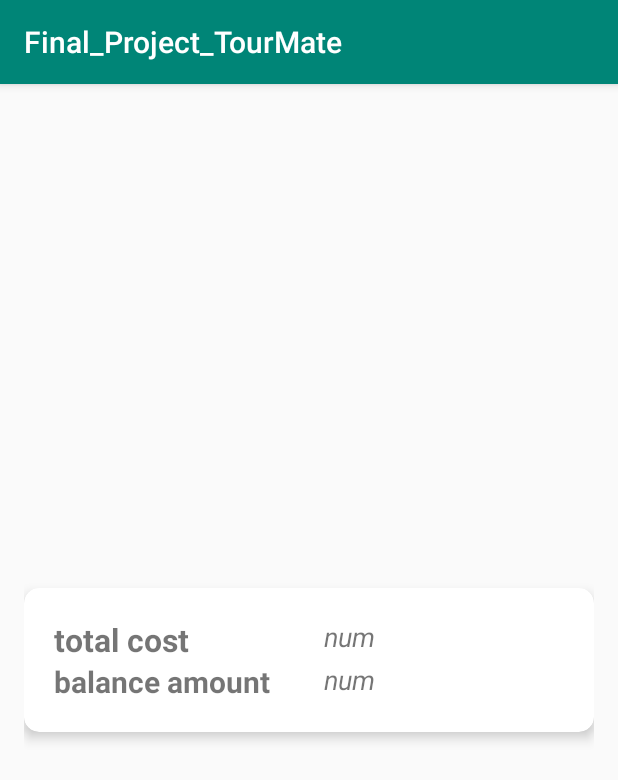
After one commit to RN1216/TourMad-03, an Android app: the Expense_show screen opened directly, with no data from a screen before it, on a phone screen of 412 x 824 dp. The commit adds this screen. Shown: the top 780 px of the screen. Run offline under Robolectric (Android 15) with nearby library versions, the phone set to English and light mode, and no system bars; our stand-ins replace Firebase (no records; nobody signed in at launch, a user with empty details on screens opened directly), data binding.

Commit message:
Expense added

```diff
--- a/app/src/main/AndroidManifest.xml
+++ b/app/src/main/AndroidManifest.xml
@@ -9,7 +9,8 @@
         android:roundIcon="@mipmap/ic_launcher_round"
         android:supportsRtl="true"
         android:theme="@style/AppTheme">
-        <activity android:name=".EditTourActivity"></activity>
+        <activity android:name=".Expense_show"></activity>
+        <activity android:name=".EditTourActivity" />
         <activity android:name=".EventLIstActivity" />
         <activity android:name=".TourDetailInfoActivity" />
         <activity android:name=".Create_Event_Tour_Activity" />
--- /dev/null
+++ b/app/src/main/java/com/example/final_project_tourmate/Expense_show.java
@@ -0,0 +1,130 @@
+package com.example.final_project_tourmate;
+
+import android.databinding.DataBindingUtil;
+import android.os.Bundle;
+import android.support.annotation.NonNull;
+import android.support.v7.app.AppCompatActivity;
+import android.support.v7.widget.LinearLayoutManager;
+import android.widget.Toast;
+
+import com.example.final_project_tourmate.Package.ExpenseInfo;
+import com.example.final_project_tourmate.databinding.ActivityExpenseShowBinding;
+import com.google.android.gms.tasks.OnCompleteListener;
+import com.google.android.gms.tasks.Task;
+import com.google.firebase.auth.FirebaseAuth;
+import com.google.firebase.database.DataSnapshot;
+import com.google.firebase.database.DatabaseError;
+import com.google.firebase.database.DatabaseReference;
+import com.google.firebase.database.FirebaseDatabase;
+import com.google.firebase.database.ValueEventListener;
+
+import java.util.ArrayList;
+import java.util.List;
+
+public class Expense_show extends AppCompatActivity
+{
+    ActivityExpenseShowBinding binding;
+    private String eventId, userId;
+    private List<ExpenseInfo> expenseList;
+    private DatabaseReference databaseReference;
+    private FirebaseAuth firebaseAuth;
+    private ExpenseAdapter expenseAdapter;
+    private double budget, balance, remainBudget;
+
+    @Override
+    public void finish() {
+        super.finish();
+
+    }
+
+
+
+    @Override
+    protected void onCreate(Bundle savedInstanceState)
+    {
+        super.onCreate(savedInstanceState);
+        binding= DataBindingUtil.setContentView(this,R.layout.activity_expense_show);
+
+
+        eventId = getIntent().getStringExtra("eventId");
+        budget = getIntent().getDoubleExtra("budget", 0.0);
+        remainBudget=getIntent().getDoubleExtra("remainBudget", 0.0);
+        //Toast.makeText(this, ""+eventId, Toast.LENGTH_SHORT).show();
+
+        firebaseAuth = FirebaseAuth.getInstance();
+        expenseList = new ArrayList<>();
+        userId = firebaseAuth.getCurrentUser().getUid();
+        databaseReference = FirebaseDatabase.getInstance().getReference("tourUser").child(userId).child("event").child(eventId);
+        databaseReference.child("expenses").addValueEventListener(new ValueEventListener() {
+            @Override
+            public void onDataChange(@NonNull DataSnapshot dataSnapshot) {
+                if (dataSnapshot.exists()) {
+                    expenseList.clear();
+                    double sumOfCost = 0.0;
+                    for (DataSnapshot loadedData : dataSnapshot.getChildren()) {
+                        ExpenseInfo expenseInfo = loadedData.getValue(ExpenseInfo.class);
+                        sumOfCost += Double.parseDouble(expenseInfo.getTourCost());
+                        expenseList.add(expenseInfo);
+                    }
+                    //Toast.makeText(ExpenseShowActivity.this, "Toatal cost  "+sumOfCost, Toast.LENGTH_LONG).show();
+                    balance = budget - sumOfCost;
+                    binding.totalCostTV.setText(String.valueOf(sumOfCost));
+                    binding.balanceAmountTV.setText(String.valueOf(balance));
+                    //update balance to event item
+                    databaseReference.child("remainBudget").setValue(balance);
+                }
+
+                // binding.expenseViewPB.setVisibility(View.INVISIBLE);
+            }
+
+            @Override
+            public void onCancelled(@NonNull DatabaseError databaseError) {
+                Toast.makeText(Expense_show.this, "Error :" + databaseError.getMessage(), Toast.LENGTH_SHORT).show();
+                //  binding.expenseViewPB.setVisibility(View.INVISIBLE);
+            }
+        });
+        binding.expenseRecyclerView.setHasFixedSize(true);
+        binding.expenseRecyclerView.setLayoutManager(new LinearLayoutManager(this));
+        expenseAdapter = new ExpenseAdapter(Expense_show.this, expenseList);
+        binding.expenseRecyclerView.setAdapter(expenseAdapter);
+        expenseAdapter.setOnItemClickListener(new ExpenseAdapter.OnItemClickListener() {
+            @Override
+            public void onItemClick(int position) {
+                String text = expenseList.get(position).getExpenseDescription();
+                //Toast.makeText(ExpenseShowActivity.this, "" + text, Toast.LENGTH_SHORT).show();
+            }
+
+            @Override
+            public void onEdit(int position) {
+                ExpenseInfo selectEditItem = expenseList.get(position);
+                final String editKey = selectEditItem.getCostId();
+                //Toast.makeText(ExpenseShowActivity.this, "Edit...", Toast.LENGTH_SHORT).show();
+                //Intent editIntent = new Intent(ExpenseShowActivity.this, UpdateExpenseActivity.class);
+                /*editIntent.putExtra("eventId", eventId);
+                editIntent.putExtra("expenseId", editKey);
+                editIntent.putExtra("budget", budget);
+                editIntent.putExtra("remainBudget", remainBudget);
+                editIntent.setFlags(Intent.FLAG_ACTIVITY_NEW_TASK);
+                startActivity(editIntent);*/
+
+            }
+
+            @Override
+            public void onDelete(int position) {
+                ExpenseInfo selectEditItem = expenseList.get(position);
+                final String editKey = selectEditItem.getCostId();
+                //Toast.makeText(ExpenseShowActivity.this, ""+editKey, Toast.LENGTH_SHORT).show();
+                databaseReference.child("expenses").child(editKey).removeValue().addOnCompleteListener(new OnCompleteListener<Void>() {
+                    @Override
+                    public void onComplete(@NonNull Task<Void> task) {
+                        if (task.isSuccessful()) {
+                            //Toast.makeText(ExpenseShowActivity.this, "Item Deleted", Toast.LENGTH_SHORT).show();
+                            expenseAdapter.notifyDataSetChanged();
+                        }
+                    }
+                });
+
+            }
+        });
+    }
+}
--- a/app/src/main/java/com/example/final_project_tourmate/TourRecyclerViewAdapter.java
+++ b/app/src/main/java/com/example/final_project_tourmate/TourRecyclerViewAdapter.java
@@ -117,6 +117,8 @@ public class TourRecyclerViewAdapter extends RecyclerView.Adapter<TourRecyclerVi
                     //Toast.makeText(context, id+"", Toast.LENGTH_SHORT).show();
                     Intent intent=new Intent(context,TourDetailInfoActivity.class);
                     intent.putExtra("id",id);
+                    intent.putExtra("budget",currentData.getBudget());
+                    intent.putExtra("tourName",currentData.getTourName());
                     context.startActivity(intent);
                 }
             });
--- /dev/null
+++ b/app/src/main/res/layout/activity_expense_show.xml
@@ -0,0 +1,97 @@
+<?xml version="1.0" encoding="utf-8"?>
+<layout>
+
+    <LinearLayout xmlns:android="http://schemas.android.com/apk/res/android"
+        xmlns:app="http://schemas.android.com/apk/res-auto"
+        xmlns:tools="http://schemas.android.com/tools"
+        android:layout_width="match_parent"
+        android:layout_height="match_parent"
+        android:gravity="center_horizontal|center_vertical"
+        android:orientation="vertical"
+        android:padding="16dp"
+        tools:context=".ExpenseShowActivity">
+        <android.support.v7.widget.RecyclerView
+            android:id="@+id/expenseRecyclerView"
+            android:layout_width="match_parent"
+            android:layout_height="wrap_content">
+
+        </android.support.v7.widget.RecyclerView>
+
+        <android.support.v7.widget.CardView
+            android:layout_width="match_parent"
+            android:layout_height="wrap_content"
+            android:padding="10dp"
+            app:cardCornerRadius="10dp"
+            app:cardElevation="5dp"
+            app:cardMaxElevation="8dp"
+            app:contentPadding="4dp">
+            <LinearLayout
+                android:id="@+id/layoutId"
+                android:layout_width="match_parent"
+                android:layout_height="wrap_content"
+                android:gravity="center_horizontal|center_vertical"
+                android:orientation="vertical"
+                android:paddingLeft="16dp"
+                android:paddingTop="16dp"
+                android:paddingRight="16dp"
+                android:paddingBottom="16dp">
+
+                <LinearLayout
+                    android:layout_width="match_parent"
+                    android:layout_height="wrap_content"
+                    android:orientation="horizontal">
+
+                    <TextView
+                        android:layout_width="0dp"
+                        android:layout_height="match_parent"
+                        android:layout_weight=".4"
+                        android:text="total cost"
+                        android:textSize="21sp"
+                        android:textStyle="bold" />
+                    <TextView
+                        android:id="@+id/totalCostTV"
+                        android:layout_width="0dp"
+                        android:layout_height="match_parent"
+                        android:layout_weight=".4"
+                        android:paddingLeft="10dp"
+                        android:text="num"
+                        android:textSize="18sp"
+                        android:textStyle="italic" />
+
+
+
+                </LinearLayout>
+
+                <LinearLayout
+                    android:layout_width="match_parent"
+                    android:layout_height="wrap_content"
+                    android:orientation="horizontal">
+
+                    <TextView
+                        android:layout_width="0dp"
+                        android:layout_height="match_parent"
+                        android:layout_weight=".5"
+                        android:text="balance amount"
+                        android:textSize="20sp"
+                        android:textStyle="bold" />
+
+                    <TextView
+                        android:id="@+id/balanceAmountTV"
+                        android:layout_width="0dp"
+                        android:layout_height="match_parent"
+                        android:layout_weight=".5"
+                        android:paddingLeft="10dp"
+                        android:text="num"
+                        android:textSize="18sp"
+                        android:textStyle="italic"
+
+                        />
+
+                </LinearLayout>
+
+            </LinearLayout>
+
+        </android.support.v7.widget.CardView>
+    </LinearLayout>
+
+</layout>
--- a/app/src/main/res/layout/activity_tour_detail_info.xml
+++ b/app/src/main/res/layout/activity_tour_detail_info.xml
@@ -13,6 +13,7 @@
         android:background="#23E91E63">
 
        <TextView
+           android:id="@+id/tourName"
            android:layout_margin="5dp"
            android:layout_width="wrap_content"
            android:layout_height="wrap_content"
@@ -35,6 +36,7 @@
             android:layout_height="wrap_content"
             android:orientation="vertical">
             <TextView
+                android:id="@+id/budgetTV"
                 android:layout_margin="5dp"
                 android:layout_width="match_parent"
                 android:layout_height="wrap_content"
@@ -50,6 +52,7 @@
                 android:textSize="20dp"
                 android:background="#3E00BCD4"/>
             <TextView
+                android:id="@+id/viewAllxpense"
                 android:layout_margin="5dp"
                 android:layout_width="match_parent"
                 android:layout_height="wrap_content"
@@ -57,6 +60,7 @@
                 android:textSize="20dp"
                 android:background="#3E00BCD4"/>
             <TextView
+                android:id="@+id/remainBudgetTV"
                 android:layout_margin="5dp"
                 android:layout_width="match_parent"
                 android:layout_height="wrap_content"
--- a/app/src/main/res/layout/expense_dialog.xml
+++ b/app/src/main/res/layout/expense_dialog.xml
@@ -24,12 +24,14 @@
         android:layout_margin="5dp"
         android:gravity="center">
         <Button
+            android:id="@+id/addExpBtn"
             android:layout_width="wrap_content"
             android:layout_height="wrap_content"
             android:text="Add"
             android:textAllCaps="false"
             android:layout_marginRight="40dp"/>
         <Button
+            android:id="@+id/cancelBtn"
             android:layout_width="wrap_content"
             android:layout_height="wrap_content"
             android:text="Cancel"
```
Also changed, not shown: app/src/main/java/com/example/final_project_tourmate/ExpenseAdapter.java (added, +170 -0 lines), app/src/main/java/com/example/final_project_tourmate/Package/ExpenseInfo.java (added, +34 -0 lines), app/src/main/java/com/example/final_project_tourmate/TourDetailInfoActivity.java (+117 -5 lines), app/src/main/res/layout/show_expense_list.xml (added, +77 -0 lines), 118 other files.
